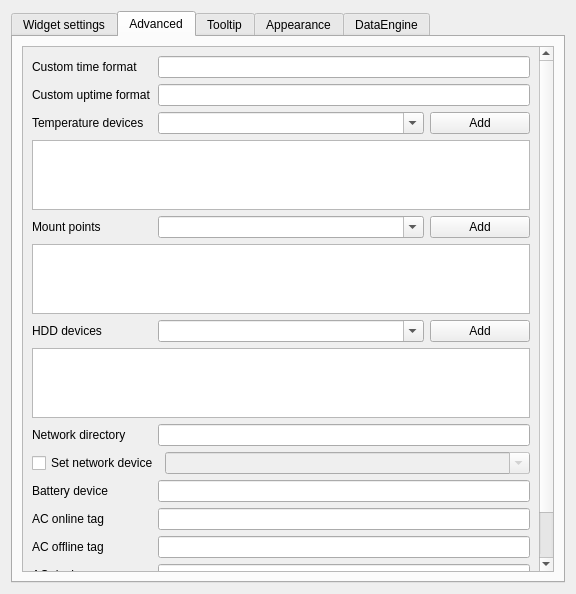
This is sources/ptm/contents/ui/configwindow.ui in arcan1s/awesome-widgets as Qt 5 draws it before an edit. The edited form follows.
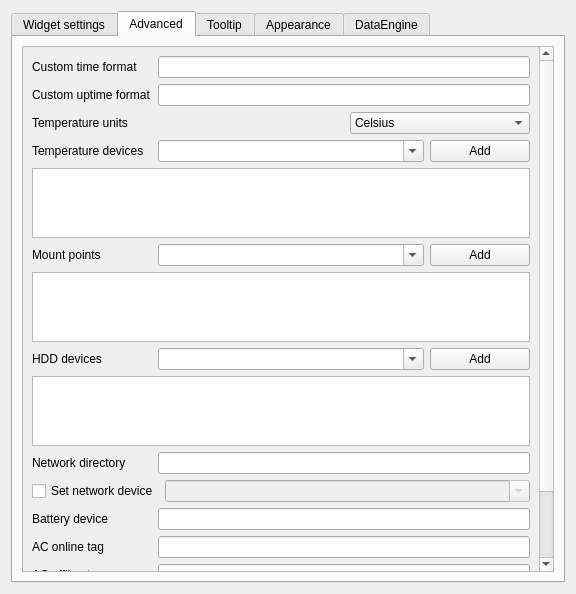
This is the edited form. The open tabs and pages were chosen to show the change. Custom widgets are drawn as their Qt base class.

Patch:
```diff
--- a/sources/ptm/contents/ui/configwindow.ui
+++ b/sources/ptm/contents/ui/configwindow.ui
@@ -1131,9 +1131,9 @@
           <property name="geometry">
            <rect>
             <x>0</x>
-            <y>0</y>
-            <width>328</width>
-            <height>611</height>
+            <y>-102</y>
+            <width>526</width>
+            <height>642</height>
            </rect>
           </property>
           <layout class="QVBoxLayout" name="verticalLayout_8">
@@ -1211,6 +1211,61 @@
              </item>
             </layout>
            </item>
+           <item>
+            <layout class="QHBoxLayout" name="layout_tempUnits">
+             <item>
+              <widget class="QLabel" name="label_tempUnits">
+               <property name="minimumSize">
+                <size>
+                 <width>120</width>
+                 <height>0</height>
+                </size>
+               </property>
+               <property name="text">
+                <string>Temperature units</string>
+               </property>
+              </widget>
+             </item>
+             <item>
+              <spacer name="spacer_tempUnits">
+               <property name="orientation">
+                <enum>Qt::Horizontal</enum>
+               </property>
+               <property name="sizeHint" stdset="0">
+                <size>
+                 <width>40</width>
+                 <height>20</height>
+                </size>
+               </property>
+              </spacer>
+             </item>
+             <item>
+              <widget class="QComboBox" name="comboBox_tempUnits">
+               <property name="minimumSize">
+                <size>
+                 <width>180</width>
+                 <height>0</height>
+                </size>
+               </property>
+               <item>
+                <property name="text">
+                 <string notr="true">Celsius</string>
+                </property>
+               </item>
+               <item>
+                <property name="text">
+                 <string notr="true">Fahrenheit</string>
+                </property>
+               </item>
+               <item>
+                <property name="text">
+                 <string notr="true">Kelvin</string>
+                </property>
+               </item>
+              </widget>
+             </item>
+            </layout>
+           </item>
            <item>
             <layout class="QVBoxLayout" name="layout_tempDevice">
              <item>
```
Left out of the diff: 25 changed lines with no effect on the pictures.
